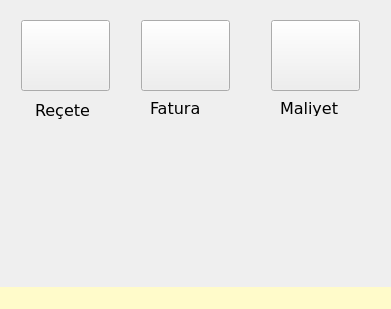
nerdogan/nenra, file mainwindow.ui: the form before one commit.
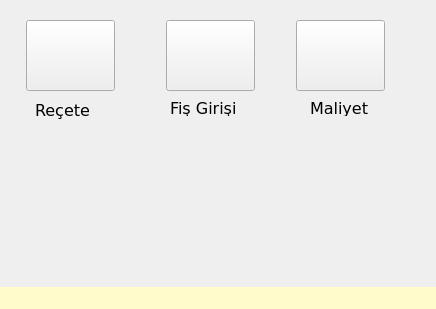
The form after the commit. Icons and pictures are not drawn.

Patch:
```diff
--- a/mainwindow.ui
+++ b/mainwindow.ui
@@ -6,7 +6,7 @@
    <rect>
     <x>0</x>
     <y>0</y>
-    <width>391</width>
+    <width>436</width>
     <height>309</height>
    </rect>
   </property>
@@ -63,7 +63,7 @@
      <rect>
       <x>20</x>
       <y>20</y>
-      <width>91</width>
+      <width>101</width>
       <height>71</height>
      </rect>
     </property>
@@ -94,9 +94,9 @@
    <widget class="QWidget" name="horizontalLayoutWidget_2">
     <property name="geometry">
      <rect>
-      <x>140</x>
+      <x>160</x>
       <y>20</y>
-      <width>91</width>
+      <width>101</width>
       <height>71</height>
      </rect>
     </property>
@@ -168,9 +168,9 @@
    <widget class="QLabel" name="label_2">
     <property name="geometry">
      <rect>
-      <x>150</x>
+      <x>170</x>
       <y>100</y>
-      <width>61</width>
+      <width>91</width>
       <height>16</height>
      </rect>
     </property>
@@ -181,15 +181,15 @@
      </font>
     </property>
     <property name="text">
-     <string>Fatura</string>
+     <string>Fiş Girişi</string>
     </property>
    </widget>
    <widget class="QWidget" name="horizontalLayoutWidget_5">
     <property name="geometry">
      <rect>
-      <x>270</x>
+      <x>290</x>
       <y>20</y>
-      <width>91</width>
+      <width>101</width>
       <height>71</height>
      </rect>
     </property>
@@ -220,7 +220,7 @@
    <widget class="QLabel" name="label_3">
     <property name="geometry">
      <rect>
-      <x>280</x>
+      <x>310</x>
       <y>100</y>
       <width>61</width>
       <height>16</height>
```
Left out of the diff: 2 changed lines with no effect on the pictures.
